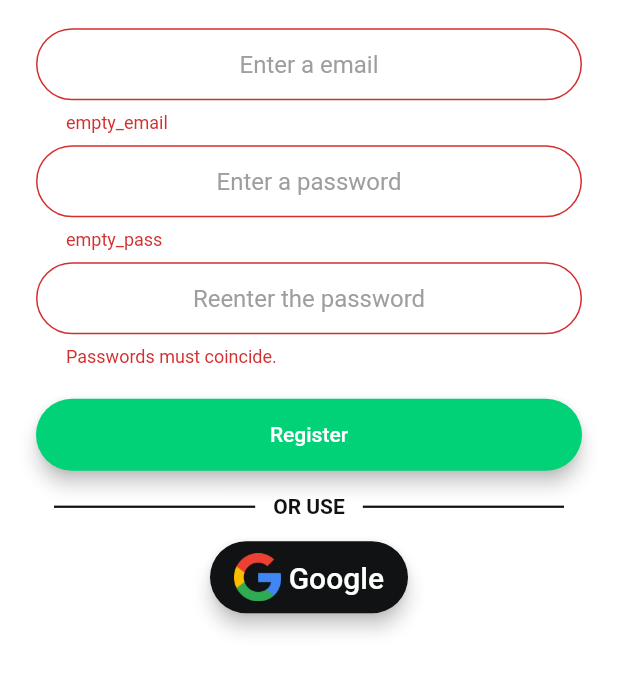
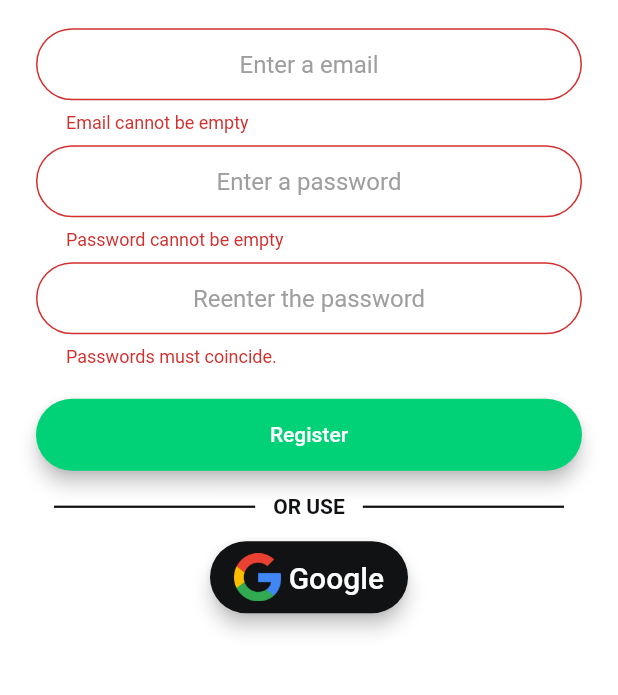
Before and after one commit to pablomf97/cineandgo, a Flutter app: the Registration screen opened by its route, after a tap on "Register", on a phone screen of 412 x 824 dp, the part 472-1167 px from its top. Run offline on Flutter 3.47's test engine with Material 2 defaults, Android fonts, the phone set to English and light mode, and no system bars; our stand-ins replace animated_text_kit, auto_size_text, cloud_firestore, firebase_auth, flutter_map, google_sign_in and 3 more; missing offline and left inert: edge_alert, firestore_ui, flutter_config, searchable_dropdown; accounts and stored records are empty.

Commit message:
[fix] Arreglado problemas de rutas
Se han arreglado los problemas de redirección tras logearse, registrarse y cerrar sesión, ahora redirigen a la pantalla principal si dejar en vistas en la pila de rutas.

```diff
--- a/lib/screens/home.dart
+++ b/lib/screens/home.dart
@@ -4,6 +4,7 @@ import 'package:cineandgo/components/rooms/room_info_card.dart';
 import 'package:cineandgo/constants/constants.dart';
 import 'package:cineandgo/localization/app_localizations.dart';
 import 'package:cineandgo/models/room.dart';
+import 'package:cineandgo/screens/others/loading_screen.dart';
 import 'package:cineandgo/screens/registration_login/welcome.dart';
 import 'package:cineandgo/screens/rooms/room_list.dart';
 import 'package:cineandgo/services/tmdb.dart';
@@ -146,8 +147,10 @@ class _HomeState extends State<Home> {
             Button to sign out.
             */
             PopupMenuButton(
+              key: Key('popup_logout_button'),
               itemBuilder: (context) => [
                 PopupMenuItem(
+                  key: Key('logout_button'),
                   child: ListTile(
                     leading: Icon(
                       Icons.exit_to_app,
@@ -167,7 +170,8 @@ class _HomeState extends State<Home> {
                           _auth.signOut();
                         }
 
-                        Navigator.popAndPushNamed(context, Welcome.id);
+                        Navigator.pushNamedAndRemoveUntil(
+                            context, LoadingScreen.id, (route) => false);
                       } catch (error) {}
                     },
                   ),
--- a/lib/screens/registration_login/registration.dart
+++ b/lib/screens/registration_login/registration.dart
@@ -1,4 +1,5 @@
 import 'package:cineandgo/components/others/custom_divider.dart';
+import 'package:cineandgo/screens/others/loading_screen.dart';
 import 'package:cineandgo/services/google_sign_in_out.dart';
 import 'package:cineandgo/components/others/image_rounded_button.dart';
 import 'package:cineandgo/components/others/rounded_button.dart';
@@ -113,7 +114,12 @@ class _RegistrationState extends State<Registration>
                       style: TextStyle().copyWith(color: Colors.black),
                       keyboardType: TextInputType.emailAddress,
                       textAlign: TextAlign.center,
-                      validator: (value) => FormValidators.validateEmail(value),
+                      validator: (value) {
+                        final String message =
+                            FormValidators.validateEmail(value);
+                        if (message == null) return null;
+                        return AppLocalizations.of(context).translate(message);
+                      },
                       onChanged: (value) => email = value,
                       decoration: kTextFieldDecoration.copyWith(
                         hintText: AppLocalizations.of(context)
@@ -133,8 +139,12 @@ class _RegistrationState extends State<Registration>
                       style: TextStyle().copyWith(color: Colors.black),
                       obscureText: true,
                       textAlign: TextAlign.center,
-                      validator: (value) =>
-                          FormValidators.validatePassword(value),
+                      validator: (value) {
+                        final String message =
+                            FormValidators.validatePassword(value);
+                        if (message == null) return null;
+                        return AppLocalizations.of(context).translate(message);
+                      },
                       onChanged: (value) => password = value,
                       decoration: kTextFieldDecoration.copyWith(
                         hintText: AppLocalizations.of(context)
@@ -154,11 +164,13 @@ class _RegistrationState extends State<Registration>
                       style: TextStyle().copyWith(color: Colors.black),
                       obscureText: true,
                       textAlign: TextAlign.center,
-                      validator: (value) =>
-                          AppLocalizations.of(context).translate(
-                        FormValidators.validatePasswordConfirmation(
-                            password, value),
-                      ),
+                      validator: (value) {
+                        final String message =
+                            FormValidators.validatePasswordConfirmation(
+                                password, value);
+                        if (message == null) return null;
+                        return AppLocalizations.of(context).translate(message);
+                      },
                       decoration: kTextFieldDecoration.copyWith(
                         hintText: AppLocalizations.of(context)
                             .translate('repeat_pass'),
@@ -200,8 +212,8 @@ class _RegistrationState extends State<Registration>
                     );
 
                     if (newUser != null) {
-                      int i = 0;
-                      Navigator.popUntil(context, (route) => i++ == 2);
+                      Navigator.pushNamedAndRemoveUntil(
+                          context, LoadingScreen.id, (route) => false);
                     }
                   } catch (oops) {
                     /*
@@ -252,10 +264,9 @@ class _RegistrationState extends State<Registration>
                   );
                   try {
                     await GoogleSignInOut.signInWithGoogle(_auth, googleSignIn);
-                    int i = 0;
-                    Navigator.popUntil(context, (route) => i++ == 2);
+                    Navigator.pushNamedAndRemoveUntil(
+                        context, LoadingScreen.id, (route) => false);
                   } catch (oops) {
-                    print(oops);
                     setState(
                       () {
                         showSpinner = false;
```
Also changed, not shown: lib/screens/registration_login/login.dart (+5 -5 lines).
